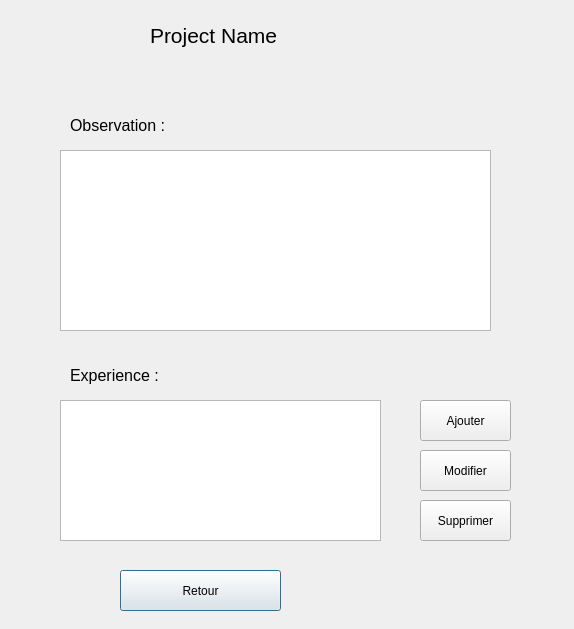
The window that projectworkflowdialog.ui (ProjetCPP-S2-2A15/projetcpp2a15-vaccicare) describes before a commit, drawn with Qt 5.
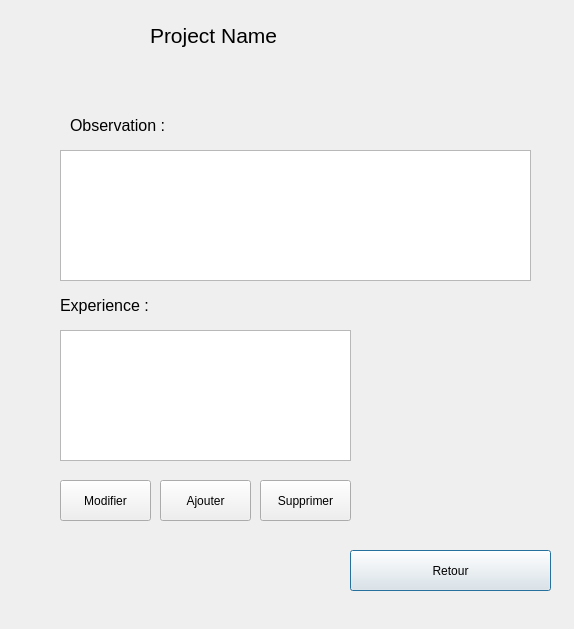
The same window after the commit.

Commit message: Integration complete de class Experience

```diff
--- a/projectworkflowdialog.ui
+++ b/projectworkflowdialog.ui
@@ -36,8 +36,8 @@
     <rect>
      <x>60</x>
      <y>150</y>
-     <width>431</width>
-     <height>181</height>
+     <width>471</width>
+     <height>131</height>
     </rect>
    </property>
   </widget>
@@ -59,21 +59,11 @@
     <string>Observation :</string>
    </property>
   </widget>
-  <widget class="QTableView" name="tableView">
-   <property name="geometry">
-    <rect>
-     <x>60</x>
-     <y>400</y>
-     <width>321</width>
-     <height>141</height>
-    </rect>
-   </property>
-  </widget>
   <widget class="QLabel" name="label_3">
    <property name="geometry">
     <rect>
-     <x>70</x>
-     <y>360</y>
+     <x>60</x>
+     <y>290</y>
      <width>191</width>
      <height>31</height>
     </rect>
@@ -90,9 +80,9 @@
   <widget class="QPushButton" name="ButtonExit">
    <property name="geometry">
     <rect>
-     <x>120</x>
-     <y>570</y>
-     <width>161</width>
+     <x>350</x>
+     <y>550</y>
+     <width>201</width>
      <height>41</height>
     </rect>
    </property>
@@ -103,8 +93,8 @@
   <widget class="QPushButton" name="ButtonAjouter">
    <property name="geometry">
     <rect>
-     <x>420</x>
-     <y>400</y>
+     <x>160</x>
+     <y>480</y>
      <width>91</width>
      <height>41</height>
     </rect>
@@ -116,8 +106,8 @@
   <widget class="QPushButton" name="ButtonSupprimer">
    <property name="geometry">
     <rect>
-     <x>420</x>
-     <y>500</y>
+     <x>260</x>
+     <y>480</y>
      <width>91</width>
      <height>41</height>
     </rect>
@@ -129,8 +119,8 @@
   <widget class="QPushButton" name="ButtonModifier">
    <property name="geometry">
     <rect>
-     <x>420</x>
-     <y>450</y>
+     <x>60</x>
+     <y>480</y>
      <width>91</width>
      <height>41</height>
     </rect>
@@ -139,6 +129,16 @@
     <string>Modifier</string>
    </property>
   </widget>
+  <widget class="QTableWidget" name="tableWidget">
+   <property name="geometry">
+    <rect>
+     <x>60</x>
+     <y>330</y>
+     <width>291</width>
+     <height>131</height>
+    </rect>
+   </property>
+  </widget>
  </widget>
  <resources/>
  <connections/>
```
The commit also changes 8 other files.
